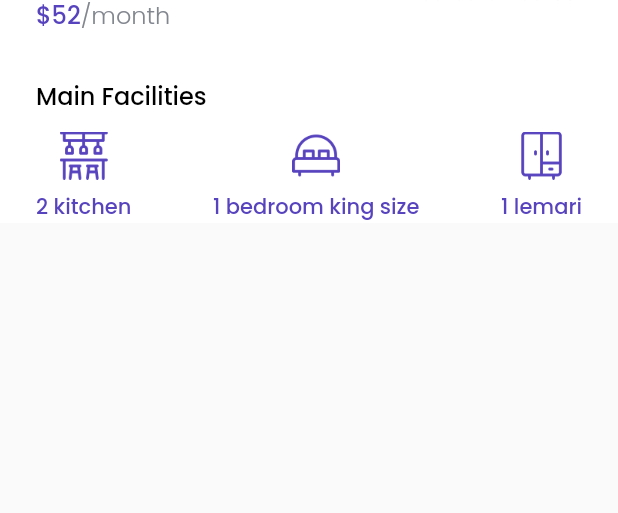
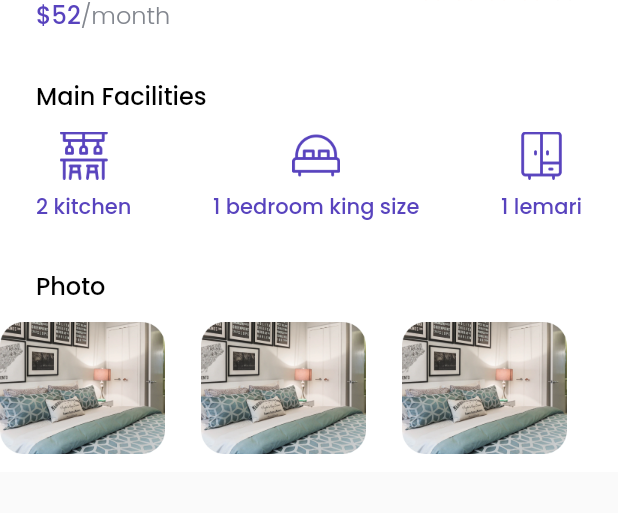
Before and after one commit to senapahlevi/KostApp, a Flutter app: the DetailPage screen opened directly, on a phone screen of 412 x 824 dp, the part 563-1076 px from its top. Run offline on Flutter 3.47's test engine with Material 2 defaults, Android fonts, the phone set to English and light mode, and no system bars; our stand-ins replace google_fonts.

Commit message:
Add Photo Kuretakeso photo

```diff
--- a/lib/pages/detail_page.dart
+++ b/lib/pages/detail_page.dart
@@ -137,7 +137,7 @@ class DetailPage extends StatelessWidget {
                                   width: 2,
                                 ),
                               ],
-                            )
+                            ),
                           ],
                         ),
                       ),
@@ -184,6 +184,62 @@ class DetailPage extends StatelessWidget {
                           ],
                         ),
                       ),
+                      SizedBox(
+                        height: 30,
+                      ),
+                      //NoTE : PHOTO
+                      Padding(
+                        padding: EdgeInsets.only(
+                          left: edge,
+                        ),
+                        child: Text(
+                          'Photo',
+                          style: regularTextStyle.copyWith(
+                            fontSize: 16,
+                          ),
+                        ),
+                      ),
+                      SizedBox(
+                        height: 12,
+                      ),
+                      Container(
+                        height: 88,
+                        child: ListView(
+                          scrollDirection: Axis.horizontal,
+                          children: [
+                            Image.asset(
+                              'assets/pic/phot1.png',
+                              width: 110,
+                              height: 88,
+                              fit: BoxFit.cover,
+                            ),
+                            SizedBox(
+                              width: edge,
+                            ),
+                            Image.asset(
+                              'assets/pic/phot1.png',
+                              width: 110,
+                              height: 88,
+                              fit: BoxFit.cover,
+                            ),
+                            SizedBox(
+                              width: edge,
+                            ),
+                            Image.asset(
+                              'assets/pic/phot1.png',
+                              width: 110,
+                              height: 88,
+                              fit: BoxFit.cover,
+                            ),
+                            SizedBox(
+                              width: edge,
+                            ),
+                          ],
+                        ),
+                      ),
+                      SizedBox(
+                        height: 12,
+                      ),
                     ],
                   ),
                 ),
```
